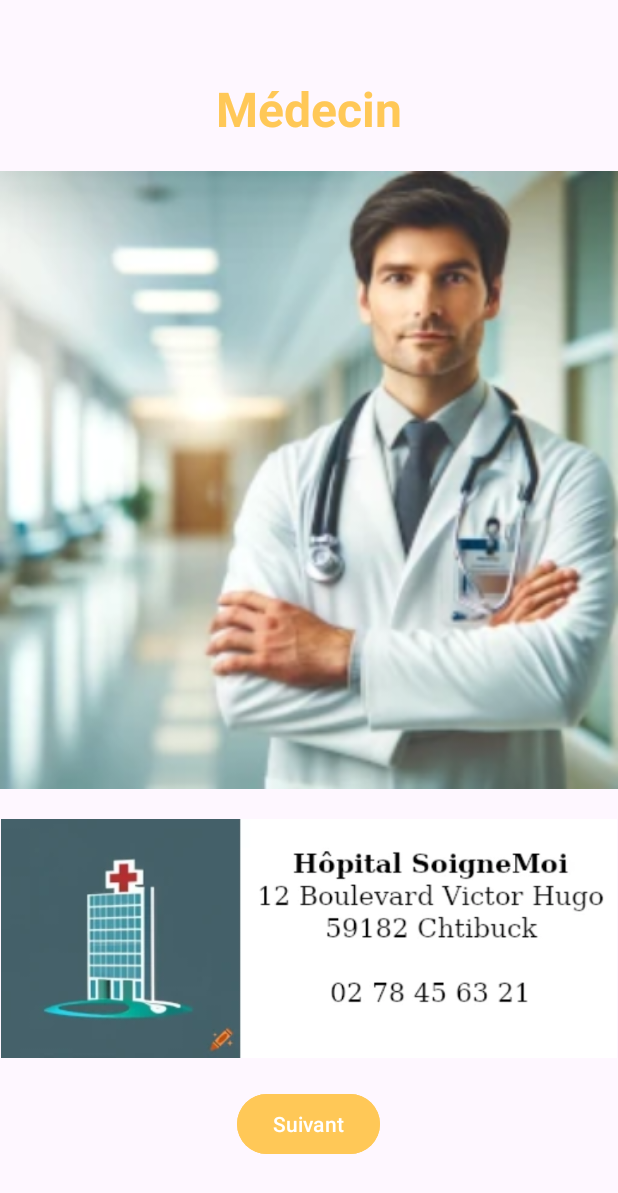
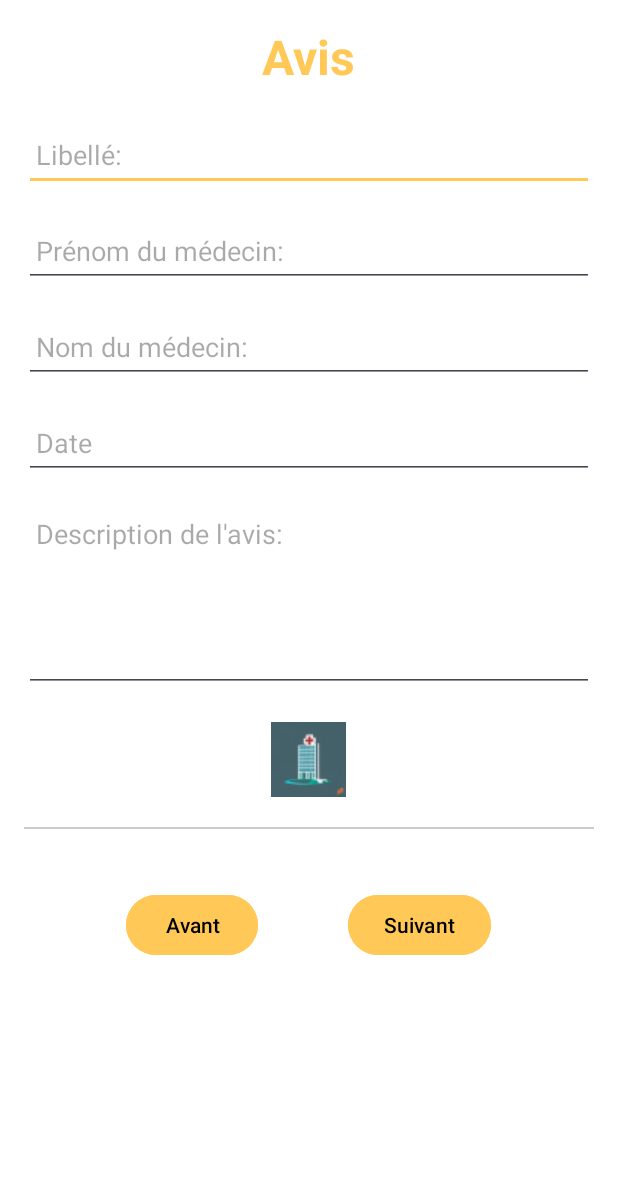
Before and after one commit to GerardLeRest/SoigneMoi, an Android app: the screen it shows after launch (MainActivity before the commit, ActiviteAvis after it), after a tap on "Suivant", on a phone screen of 412 x 824 dp. Shown: the top 1193 px of the screen. Run offline under Robolectric (Android 15) with nearby library versions, the phone set to English and light mode, and no system bars.

Commit message:
Construction de la page 'Avis'

```diff
--- /dev/null
+++ b/Medecin/app/src/main/java/logicielslibres/fr/medecin1/ActiviteAvis.java
@@ -0,0 +1,68 @@
+package logicielslibres.fr.medecin1;
+
+import android.app.DatePickerDialog;
+import android.content.Intent;
+import android.os.Bundle;
+import android.widget.Button;
+import android.widget.EditText;
+import androidx.appcompat.app.AppCompatActivity;
+import java.util.Calendar;
+
+import logicielslibres.fr.medecin1.ActivitePagePrincipale;
+
+public class ActiviteAvis extends AppCompatActivity {
+
+    private EditText editDate;
+
+    @Override
+    protected void onCreate(Bundle savedInstanceState) {
+        super.onCreate(savedInstanceState);
+        setContentView(R.layout.activite_avis);
+
+        editDate = findViewById(R.id.editDate);
+
+        // Ajouter le listener pour le champ de date
+        editDate.setOnClickListener(v -> showDatePickerDialog());
+
+        // configuration du bouton précédent
+        Button boutonPrecedent = findViewById(R.id.boutonPrecedent);
+        boutonPrecedent.setOnClickListener(v -> pagePrecedente());
+
+        // configuration du bouton suivant
+        Button boutonSuivant = findViewById(R.id.boutonSuivant);
+        boutonSuivant.setOnClickListener(v -> pageSuivante());
+    }
+
+    // calendrier pour la date
+    private void showDatePickerDialog() {
+        // Obtenez la date actuelle pour initialiser le DatePickerDialog
+        final Calendar calendar = Calendar.getInstance();
+        int year = calendar.get(Calendar.YEAR);
+        int month = calendar.get(Calendar.MONTH);
+        int day = calendar.get(Calendar.DAY_OF_MONTH);
+
+        DatePickerDialog datePickerDialog = new DatePickerDialog(
+                this,
+                (view, year1, month1, dayOfMonth) -> {
+                    // Format de la date sélectionnée
+                    String selectedDate = dayOfMonth + "/" + (month1 + 1) + "/" + year1;
+                    editDate.setText(selectedDate);
+                },
+                year, month, day
+        );
+        datePickerDialog.show();
+    }
+
+    private void pagePrecedente() {
+        // Naviguer vers la page précédente
+        Intent intent = new Intent(ActiviteAvis.this, ActivitePagePrincipale.class);
+        startActivity(intent);
+        finish(); // Optionnel : Terminez l'activité actuelle si vous ne voulez pas qu'elle soit en arrière-plan
+    }
+
+    private void pageSuivante() {
+        Intent intent = new Intent(ActiviteAvis.this, ActivitePrescriptions.class);
+        startActivity(intent);
+        finish(); // Optionnel : Terminez l'activité actuelle si vous ne voulez pas qu'elle soit en arrière-plan
+    }
+}
--- a/Medecin/app/src/main/java/logicielslibres/fr/medecin1/MainActivity.java
+++ b/Medecin/app/src/main/java/logicielslibres/fr/medecin1/ActivitePagePrincipale.java
@@ -10,21 +10,21 @@ import androidx.core.graphics.Insets;
 import androidx.core.view.ViewCompat;
 import androidx.core.view.WindowInsetsCompat;
 
-public class MainActivity extends AppCompatActivity {
+public class ActivitePagePrincipale extends AppCompatActivity {
 
     @Override
     protected void onCreate(Bundle savedInstanceState) {
         super.onCreate(savedInstanceState);
         EdgeToEdge.enable(this);
-        setContentView(R.layout.activity_main);
+        setContentView(R.layout.activite_page_principale);
         ViewCompat.setOnApplyWindowInsetsListener(findViewById(R.id.main), (v, insets) -> {
             Insets systemBars = insets.getInsets(WindowInsetsCompat.Type.systemBars());
             v.setPadding(systemBars.left, systemBars.top, systemBars.right, systemBars.bottom);
             return insets;
         });
     }
-    public void page2(View view) {
-        Intent intent = new Intent(this, SecondeActivite.class);
+    public void pageSuivante(View view) {
+        Intent intent = new Intent(this, ActiviteAvis.class);
         startActivity(intent);
     }
 }
--- a/Medecin/app/src/main/java/logicielslibres/fr/medecin1/SecondeActivite.java
+++ /dev/null
@@ -1,4 +0,0 @@
-package logicielslibres.fr.medecin1;
-
-public class SecondeActivite {
-}
--- /dev/null
+++ b/Medecin/app/src/main/res/layout/activite_avis.xml
@@ -0,0 +1,135 @@
+<?xml version="1.0" encoding="utf-8"?>
+<ScrollView xmlns:android="http://schemas.android.com/apk/res/android"
+    android:layout_width="match_parent"
+    android:layout_height="match_parent"
+    android:padding="16dp"
+    android:background="@color/white">
+
+    <LinearLayout
+        android:layout_width="match_parent"
+        android:layout_height="wrap_content"
+        android:orientation="vertical">
+
+        <!-- Titre Avis -->
+        <TextView
+            android:id="@+id/titreAvis"
+            android:layout_width="wrap_content"
+            android:layout_height="wrap_content"
+            android:text="@string/avis"
+            android:textSize="32sp"
+            android:layout_gravity="center"
+            android:textStyle="bold"
+            android:layout_marginBottom="20dp"
+            android:textColor="@color/jauneTitre"/>
+
+        <!-- Champ pour le titre de l'avis -->
+        <EditText
+            android:id="@+id/editTitreAvis"
+            android:layout_width="match_parent"
+            android:layout_height="wrap_content"
+            android:hint="@string/libelle"
+            android:layout_marginBottom="16dp"
+            android:inputType="text"
+            android:minHeight="48dp"
+            android:padding="8dp"/>
+
+        <!-- Champ pour le prénom du médecin -->
+        <EditText
+            android:id="@+id/editPrenomMedecin"
+            android:layout_width="match_parent"
+            android:layout_height="wrap_content"
+            android:hint="@string/prenom_medecin"
+            android:layout_marginBottom="16dp"
+            android:inputType="text"
+            android:minHeight="48dp"
+            android:padding="8dp"/>
+
+        <!-- Champ pour le nom du médecin -->
+        <EditText
+            android:id="@+id/editNomMedecin"
+            android:layout_width="match_parent"
+            android:layout_height="wrap_content"
+            android:hint="@string/nom_medecin"
+            android:layout_marginBottom="16dp"
+            android:inputType="text"
+            android:minHeight="48dp"
+            android:padding="8dp"/>
+
+        <!-- Champ pour la date -->
+        <EditText
+            android:id="@+id/editDate"
+            android:layout_width="match_parent"
+            android:layout_height="wrap_content"
+            android:hint="@string/date"
+            android:layout_marginBottom="16dp"
+            android:inputType="date"
+            android:focusable="false"
+            android:clickable="true"
+            android:minHeight="48dp"
+            android:padding="8dp"/>
+        <!--pour avoir un clavier pour la date:
+            focusable et clickable -->
+
+        <!-- Zone de texte pour la description de l'avis -->
+        <EditText
+            android:id="@+id/editDescriptionAvis"
+            android:layout_width="match_parent"
+            android:layout_height="wrap_content"
+            android:hint="@string/description_avis"
+            android:layout_marginBottom="20dp"
+            android:inputType="textMultiLine"
+            android:minHeight="48dp"
+            android:padding="8dp"
+            android:minLines="5"
+            android:gravity="top"/>
+
+        <!-- Image centrée -->
+        <ImageView
+            android:id="@+id/imageLogoAdresse"
+            android:layout_width="wrap_content"
+            android:layout_height="wrap_content"
+            android:layout_gravity="center"
+            android:adjustViewBounds="true"
+            android:contentDescription="@string/logo"
+            android:src="@drawable/logo_50_50"
+            android:layout_marginBottom="20dp"/>
+
+        <!-- Ligne grise -->
+        <View
+            android:layout_width="match_parent"
+            android:layout_height="1dp"
+            android:layout_marginBottom="20dp"
+            android:background="#CCCCCC"/>
+
+        <!-- LinearLayout pour les boutons -->
+        <LinearLayout
+            android:layout_width="match_parent"
+            android:layout_height="wrap_content"
+            android:orientation="horizontal"
+            android:gravity="center"
+            android:layout_marginTop="20dp">
+
+            <Button
+                android:id="@+id/boutonPrecedent"
+                android:layout_width="wrap_content"
+                android:layout_height="wrap_content"
+                android:layout_marginEnd="30dp"
+                android:text="@string/avant"
+                android:onClick="pagePrecedente"
+                style="@style/Widget.Button.Custom"/>
+                <!-- voir res/values/styles-->
+            <Button
+                android:id="@+id/boutonSuivant"
+                android:layout_width="wrap_content"
+                android:layout_height="wrap_content"
+                android:layout_marginStart="30dp"
+                android:text="@string/suivant"
+                android:onClick="pageSuivante"
+                style="@style/Widget.Button.Custom"/>
+                <!-- voir res/values/styles-->
+
+        </LinearLayout>
+
+    </LinearLayout>
+
+</ScrollView>
--- a/Medecin/app/src/main/res/layout/activity_main.xml
+++ b/Medecin/app/src/main/res/layout/activite_page_principale.xml
@@ -5,8 +5,10 @@
     android:layout_height="match_parent"
     android:orientation="vertical"
     android:padding="16dp"
-    android:gravity="center">  <!-- centre tous les éléments enfants -->
+    android:gravity="center"
+    android:background="#FFFFFF">
 
+    <!-- Titre "Médecins" -->
     <TextView
         android:id="@+id/Titre"
         android:layout_width="wrap_content"
@@ -17,6 +19,7 @@
         android:layout_marginBottom="20dp"
         android:textColor="#FFC857"/>
 
+    <!-- Image Médecins -->
     <ImageView
         android:id="@+id/imageMedecin"
         android:layout_width="match_parent"
@@ -26,6 +29,7 @@
         android:src="@drawable/medecin"
         android:layout_marginBottom="20dp"/>
 
+    <!-- Image du Logo et de l'adresse -->
     <ImageView
         android:id="@+id/imageLogoAdresse"
         android:layout_width="match_parent"
@@ -35,12 +39,15 @@
         android:src="@drawable/logoadresse"
         android:layout_marginBottom="20dp"/>
 
+    <!-- bouton de la page suivante -->
     <Button
-        android:id="@+id/boutonSuivant"
+        android:id="@+id/boutonPrecedent"
         android:layout_width="wrap_content"
         android:layout_height="wrap_content"
         android:backgroundTint="@color/jauneTitre"
         android:text="@string/suivant"
-        android:onClick="page2"/>
-    <!-- voir fichier colors.xml pour la couleur du bouton-->
+        android:onClick="pageSuivante"
+        style="@style/Widget.Button.Custom"/>
+        <!-- voir res/values/styles-->
+
 </LinearLayout>
--- a/Medecin/app/src/main/res/values/strings.xml
+++ b/Medecin/app/src/main/res/values/strings.xml
@@ -1,7 +1,20 @@
 <resources>
-    <string name="app_name">medecin1</string>
+    <string name="app_name">medecin2</string>
     <string name="medecin">Médecin</string>
+    <string name="logo_et_adresse">Logo et adresse</string>
     <string name="suivant">Suivant</string>
-    <string name="logo_et_adresse">Suivant</string>
-
+    <string name="avant"> Avant </string>
+    <string name="avis">Avis</string>
+    <string name="libelle">Libellé:</string>
+    <string name="prenom_medecin">Prénom du médecin:</string>
+    <string name="nom_medecin">Nom du médecin:</string>
+    <string name="date">Date</string>
+    <string name="description_avis">Description de l\'avis:</string>
+    <string name="logo">Logo</string>
+    <string name="prescriptions">Prescriptions</string>
+    <string name="posologie">Posologie</string>
+    <string name="date_de_debut">Date de début</string>
+    <string name="date_de_fin">Date de fin</string>
+    <string name="validation">validation</string>
+    <string name="nom_medicament">Nom du médicament</string>
 </resources>
--- /dev/null
+++ b/Medecin/app/src/main/res/values/styles.xml
@@ -0,0 +1,16 @@
+<resources xmlns:tools="http://schemas.android.com/tools">
+    <!-- Base application theme without ActionBar. -->
+    <style name="Theme.Medecin1" parent="Theme.Material3.DayNight.NoActionBar">
+        <!-- Customize your theme here. -->
+        <item name="colorPrimary">#E9ECEF</item> <!-- Couleur principale -->
+        <item name="colorPrimaryDark">#343A40</item> <!-- Couleur principale foncée -->
+        <item name="colorAccent">#FFC857</item> <!-- Couleur d'accent -->
+        <item name="buttonStyle">@style/Widget.Button.Custom</item> <!-- Style personnalisé pour les boutons -->
+    </style>
+
+    <!-- Style personnalisé pour les boutons -->
+    <style name="Widget.Button.Custom" parent="Widget.Material3.Button">
+        <item name="android:backgroundTint">@color/jauneTitre</item>
+        <item name="android:textColor">@color/black</item>
+    </style>
+</resources>
--- a/Medecin/app/src/main/res/values/themes.xml
+++ b/Medecin/app/src/main/res/values/themes.xml
@@ -4,6 +4,4 @@
         <!-- Customize your light theme here. -->
         <!-- <item name="colorPrimary">@color/my_light_primary</item> -->
     </style>
-
-    <style name="Theme.Medecin1" parent="Base.Theme.Medecin1" />
 </resources>
```
Also changed, not shown: Medecin/app/src/main/AndroidManifest.xml (+8 -1 lines), Medecin/app/src/main/java/logicielslibres/fr/medecin1/ActivitePrescriptions.java (added, +70 -0 lines), Medecin/app/src/main/res/layout/activite_prescriptions.xml (added, +117 -0 lines), Medecin/app/src/main/res/drawable/logo_100_100.png (added), Medecin/app/src/main/res/drawable/logo_200_200.png (added), Medecin/app/src/main/res/drawable/logo_50_50.png (added), 2 other files.
